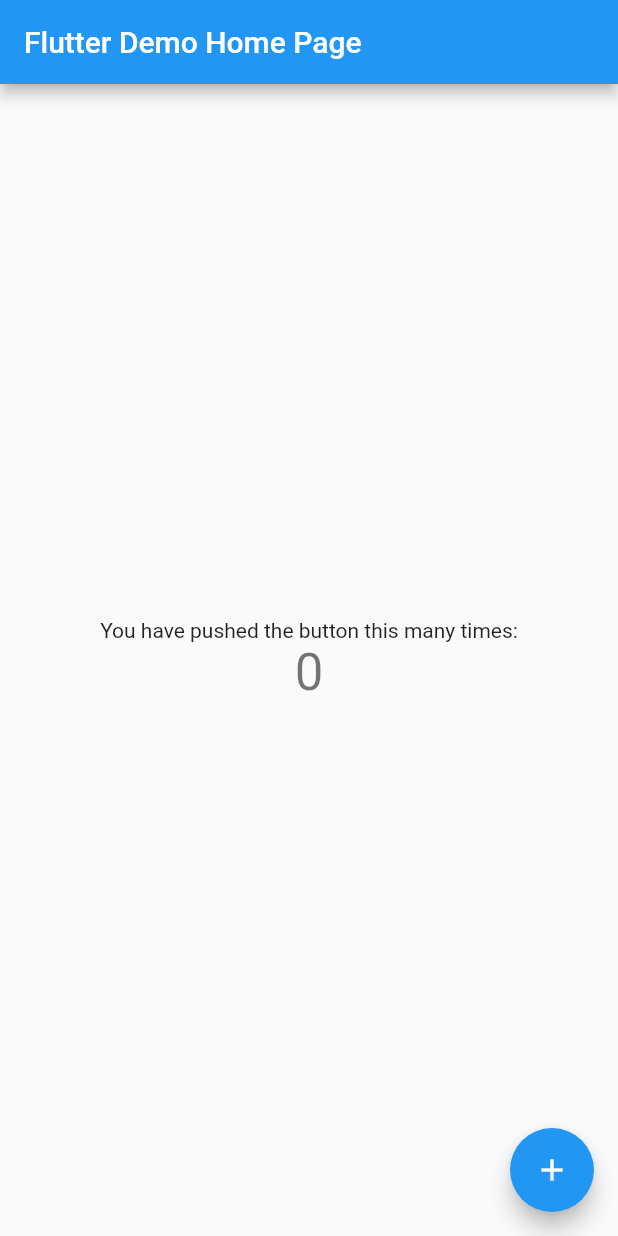
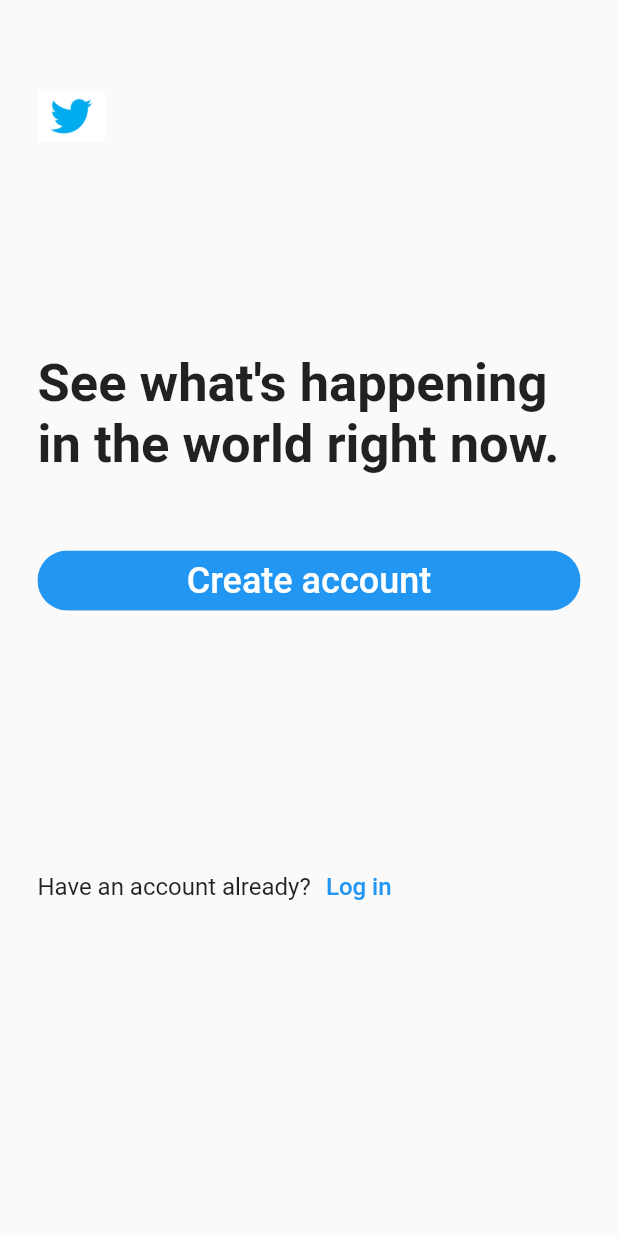
Before and after one commit to csnoboa/clone_twitter, a Flutter app: the screen it shows after launch, on a phone screen of 412 x 824 dp. Run offline on Flutter 3.47's test engine with Material 2 defaults, Android fonts, the phone set to English and light mode, and no system bars.

Commit message:
logout page

```diff
--- a/lib/main.dart
+++ b/lib/main.dart
@@ -5,109 +5,112 @@
 }
 
 class MyApp extends StatelessWidget {
-  // This widget is the root of your application.
   @override
   Widget build(BuildContext context) {
     return MaterialApp(
       title: 'Flutter Demo',
       theme: ThemeData(
-        // This is the theme of your application.
-        //
-        // Try running your application with "flutter run". You'll see the
-        // application has a blue toolbar. Then, without quitting the app, try
-        // changing the primarySwatch below to Colors.green and then invoke
-        // "hot reload" (press "r" in the console where you ran "flutter run",
-        // or simply save your changes to "hot reload" in a Flutter IDE).
-        // Notice that the counter didn't reset back to zero; the application
-        // is not restarted.
         primarySwatch: Colors.blue,
       ),
-      home: MyHomePage(title: 'Flutter Demo Home Page'),
+      home: MyHomePage(),
     );
   }
 }
 
 class MyHomePage extends StatefulWidget {
-  MyHomePage({Key key, this.title}) : super(key: key);
-
-  // This widget is the home page of your application. It is stateful, meaning
-  // that it has a State object (defined below) that contains fields that affect
-  // how it looks.
-
-  // This class is the configuration for the state. It holds the values (in this
-  // case the title) provided by the parent (in this case the App widget) and
-  // used by the build method of the State. Fields in a Widget subclass are
-  // always marked "final".
-
-  final String title;
+  MyHomePage({Key key}) : super(key: key);
 
   @override
   _MyHomePageState createState() => _MyHomePageState();
 }
 
 class _MyHomePageState extends State<MyHomePage> {
-  int _counter = 0;
-
-  void _incrementCounter() {
-    setState(() {
-      // This call to setState tells the Flutter framework that something has
-      // changed in this State, which causes it to rerun the build method below
-      // so that the display can reflect the updated values. If we changed
-      // _counter without calling setState(), then the build method would not be
-      // called again, and so nothing would appear to happen.
-      _counter++;
-    });
-  }
-
   @override
   Widget build(BuildContext context) {
-    // This method is rerun every time setState is called, for instance as done
-    // by the _incrementCounter method above.
-    //
-    // The Flutter framework has been optimized to make rerunning build methods
-    // fast, so that you can just rebuild anything that needs updating rather
-    // than having to individually change instances of widgets.
     return Scaffold(
-      appBar: AppBar(
-        // Here we take the value from the MyHomePage object that was created by
-        // the App.build method, and use it to set our appbar title.
-        title: Text(widget.title),
+      body: Stack(
+        children: [
+          Column(
+            crossAxisAlignment: CrossAxisAlignment.start,
+            children: [
+              Container(
+                height: 30,
               ),
-      body: Center(
-        // Center is a layout widget. It takes a single child and positions it
-        // in the middle of the parent.
-        child: Column(
-          // Column is also a layout widget. It takes a list of children and
-          // arranges them vertically. By default, it sizes itself to fit its
-          // children horizontally, and tries to be as tall as its parent.
-          //
-          // Invoke "debug painting" (press "p" in the console, choose the
-          // "Toggle Debug Paint" action from the Flutter Inspector in Android
-          // Studio, or the "Toggle Debug Paint" command in Visual Studio Code)
-          // to see the wireframe for each widget.
-          //
-          // Column has various properties to control how it sizes itself and
-          // how it positions its children. Here we use mainAxisAlignment to
-          // center the children vertically; the main axis here is the vertical
-          // axis because Columns are vertical (the cross axis would be
-          // horizontal).
-          mainAxisAlignment: MainAxisAlignment.center,
-          children: <Widget>[
+              Padding(
+                padding: const EdgeInsets.all(25.0),
+                child: Container(
+                  width: 45,
+                  height: 45,
+                  child: Image.asset(
+                    'assets/images/logo.png',
+                  ),
+                ),
+              ),
+              Container(
+                height: 110,
+              ),
+              Padding(
+                padding: const EdgeInsets.only(left: 25, right: 25),
+                child: Text(
+                  "See what's happening in the world right now.",
+                  style: TextStyle(
+                    fontSize: 35,
+                    fontWeight: FontWeight.bold,
+                  ),
+                ),
+              ),
+              Container(height: 50),
+              Padding(
+                padding: const EdgeInsets.only(left: 25, right: 25),
+                child: ClipRRect(
+                  borderRadius: BorderRadius.circular(60),
+                  child: Container(
+                    width: 500,
+                    height: 40,
+                    child: RaisedButton(
+                      color: Colors.blue,
+                      onPressed: () {},
+                      child: Text(
+                        'Create account',
+                        style: TextStyle(
+                          color: Colors.white,
+                          fontSize: 24,
+                        ),
+                      ),
+                    ),
+                  ),
+                ),
+              ),
+              Container(
+                height: 160,
+              ),
+              Padding(
+                padding: const EdgeInsets.only(left: 25, right: 25),
+                child: Row(
+                  children: [
                     Text(
-              'You have pushed the button this many times:',
+                      'Have an account already?',
+                      style: TextStyle(
+                        fontSize: 16,
                       ),
-            Text(
-              '$_counter',
-              style: Theme.of(context).textTheme.headline4,
+                    ),
+                    TextButton(
+                      onPressed: null,
+                      child: Text(
+                        "Log in",
+                        style: TextStyle(
+                          fontSize: 16,
+                          color: Colors.blue,
+                        ),
+                      ),
                     ),
                   ],
                 ),
               ),
-      floatingActionButton: FloatingActionButton(
-        onPressed: _incrementCounter,
-        tooltip: 'Increment',
-        child: Icon(Icons.add),
-      ), // This trailing comma makes auto-formatting nicer for build methods.
+            ],
+          ),
+        ],
+      ),
     );
   }
 }
--- a/pubspec.yaml
+++ b/pubspec.yaml
@@ -47,8 +47,8 @@
   uses-material-design: true
 
   # To add assets to your application, add an assets section, like this:
-  # assets:
-  #   - images/a_dot_burr.jpeg
+  assets:
+    - assets/images/logo.png
   #   - images/a_dot_ham.jpeg
 
   # An image asset can refer to one or more resolution-specific "variants", see
```
Also changed, not shown: assets/images/logo.png (added), twitter_logout.png (added). Lines whose indentation alone changed are shown as unchanged.
